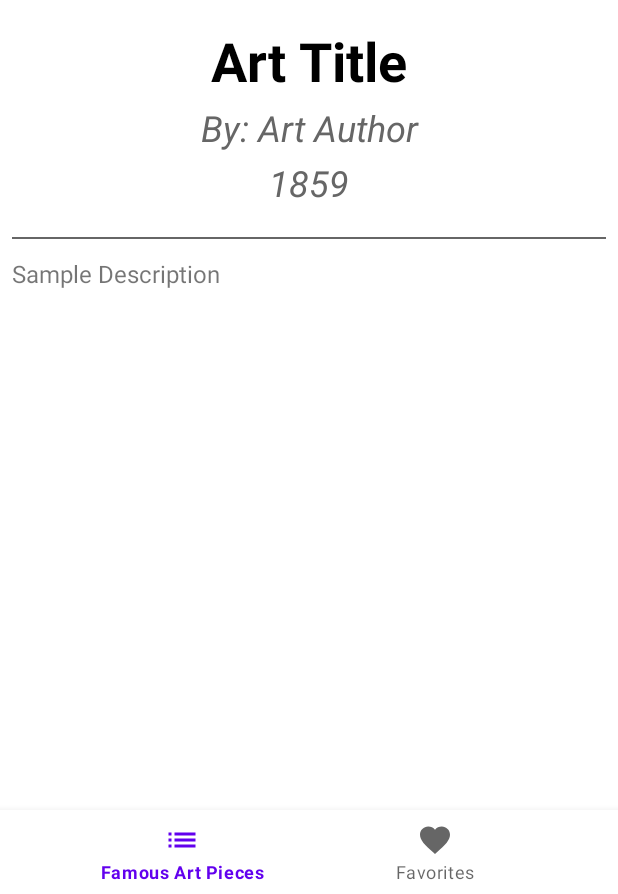
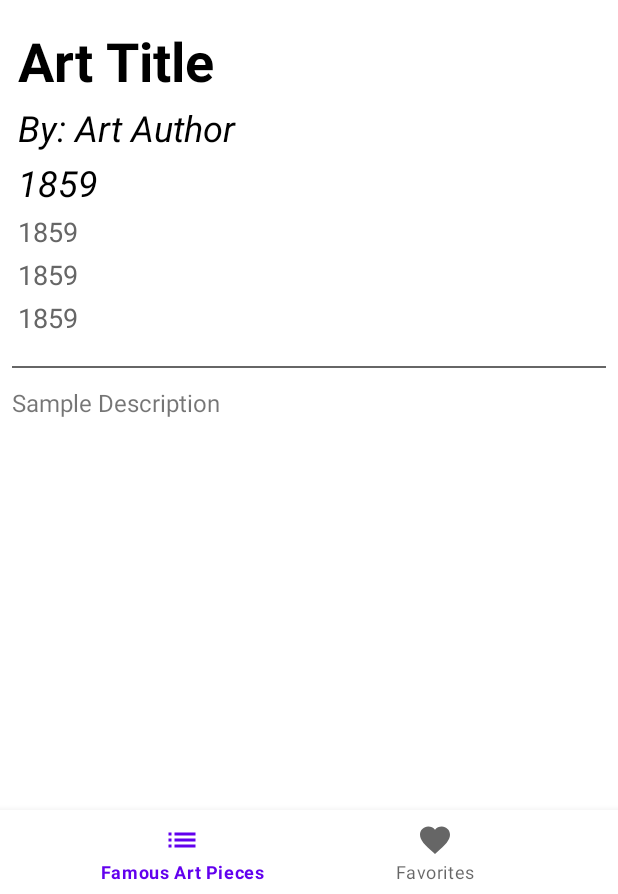
Before and after one commit to GuitarHero2004/Artisense, an Android app: the fragment DetailTabFragment placed in its activity, on a phone screen of 412 x 824 dp, the part 342-1236 px from its top. Run offline under Robolectric (Android 15) with nearby library versions, the phone set to English and light mode, and no system bars.

Commit message:
refined the code

```diff
--- a/app/src/main/java/com/example/artgallery_assignment1/DetailTabFragment.java
+++ b/app/src/main/java/com/example/artgallery_assignment1/DetailTabFragment.java
@@ -17,8 +17,6 @@ import android.widget.Toast;
 import com.bumptech.glide.Glide;
 import com.google.gson.Gson;
 
-import java.util.Objects;
-
 public class DetailTabFragment extends Fragment {
 
     @SuppressLint("SetTextI18n")
@@ -37,14 +35,20 @@ public class DetailTabFragment extends Fragment {
             TextView descriptionTextView = view.findViewById(R.id.artDescription);
             TextView authorTextView = view.findViewById(R.id.artAuthor);
             TextView paintedDateTextView = view.findViewById(R.id.artPaintedDate);
+            TextView artGenreTextView = view.findViewById(R.id.artGenre);
+            TextView artStyleTextView = view.findViewById(R.id.artStyle);
+            TextView artTechniqueTextView = view.findViewById(R.id.artTechnique);
             ImageView artImageView = view.findViewById(R.id.artDetailImage);
 
             titleTextView.setText(artPiece.getTitle());
             descriptionTextView.setText(artPiece.getDescription());
             authorTextView.setText("By " + artPiece.getAuthor());
             paintedDateTextView.setText("Painted in " + artPiece.getPaintedDate());
+            artGenreTextView.setText("Genre: " + artPiece.getGenre());
+            artStyleTextView.setText("Style: " + artPiece.getStyle());
+            artTechniqueTextView.setText("Technique: " + artPiece.getTechnique());
 
-            int imageResId = getResources().getIdentifier(artPiece.getImage(), "drawable", getActivity().getPackageName());
+            @SuppressLint("DiscouragedApi") int imageResId = getResources().getIdentifier(artPiece.getImage(), "drawable", requireActivity().getPackageName());
             if (imageResId != 0) {
                 Glide.with(this)
                         .load(imageResId)
--- a/app/src/main/java/com/example/artgallery_assignment1/MapTabFragment.java
+++ b/app/src/main/java/com/example/artgallery_assignment1/MapTabFragment.java
@@ -13,6 +13,7 @@ import com.google.android.gms.maps.CameraUpdateFactory;
 import com.google.android.gms.maps.GoogleMap;
 import com.google.android.gms.maps.OnMapReadyCallback;
 import com.google.android.gms.maps.SupportMapFragment;
+import com.google.android.gms.maps.model.BitmapDescriptorFactory;
 import com.google.android.gms.maps.model.LatLng;
 import com.google.android.gms.maps.model.MarkerOptions;
 
@@ -53,6 +54,8 @@ public class MapTabFragment extends Fragment implements OnMapReadyCallback {
                     .snippet(location.getAddress())
                     .title(location.getName()));
 
+            googleMap.setMapStyle(null);
+
             // Move the camera to focus on the marker
             googleMap.moveCamera(CameraUpdateFactory.newLatLngZoom(locationLatLng, 15f));
         } else {
--- a/app/src/main/res/layout/fragment_detail_tab.xml
+++ b/app/src/main/res/layout/fragment_detail_tab.xml
@@ -48,7 +48,7 @@
                 android:layout_marginBottom="4dp"
                 android:paddingHorizontal="4dp"
                 android:text="@string/art_title"
-                android:gravity="center"
+                android:gravity="start"
                 android:textColor="@color/black"
                 android:textSize="36sp"
                 android:textStyle="bold"/>
@@ -60,8 +60,8 @@
                 android:paddingHorizontal="4dp"
                 android:layout_marginBottom="4dp"
                 android:text="@string/art_author"
-                android:gravity="center"
-                android:textColor="@color/grey"
+                android:gravity="start"
+                android:textColor="@color/black"
                 android:textSize="24sp"
                 android:textStyle="italic"/>
 
@@ -72,10 +72,46 @@
                 android:paddingHorizontal="4dp"
                 android:layout_marginBottom="4dp"
                 android:text="@string/art_painted_date"
-                android:gravity="center"
-                android:textColor="@color/grey"
+                android:gravity="start"
+                android:textColor="@color/black"
                 android:textSize="24sp"
                 android:textStyle="italic"/>
+
+            <TextView
+                android:id="@+id/artGenre"
+                android:layout_width="match_parent"
+                android:layout_height="wrap_content"
+                android:paddingHorizontal="4dp"
+                android:layout_marginBottom="4dp"
+                android:text="@string/art_painted_date"
+                android:gravity="start"
+                android:textColor="@color/grey"
+                android:textSize="18sp"
+                android:textStyle="normal"/>
+
+            <TextView
+                android:id="@+id/artStyle"
+                android:layout_width="match_parent"
+                android:layout_height="wrap_content"
+                android:paddingHorizontal="4dp"
+                android:layout_marginBottom="4dp"
+                android:text="@string/art_painted_date"
+                android:gravity="start"
+                android:textColor="@color/grey"
+                android:textSize="18sp"
+                android:textStyle="normal"/>
+
+            <TextView
+                android:id="@+id/artTechnique"
+                android:layout_width="match_parent"
+                android:layout_height="wrap_content"
+                android:paddingHorizontal="4dp"
+                android:layout_marginBottom="4dp"
+                android:text="@string/art_painted_date"
+                android:gravity="start"
+                android:textColor="@color/grey"
+                android:textSize="18sp"
+                android:textStyle="normal"/>
 
         </LinearLayout>
 
```
